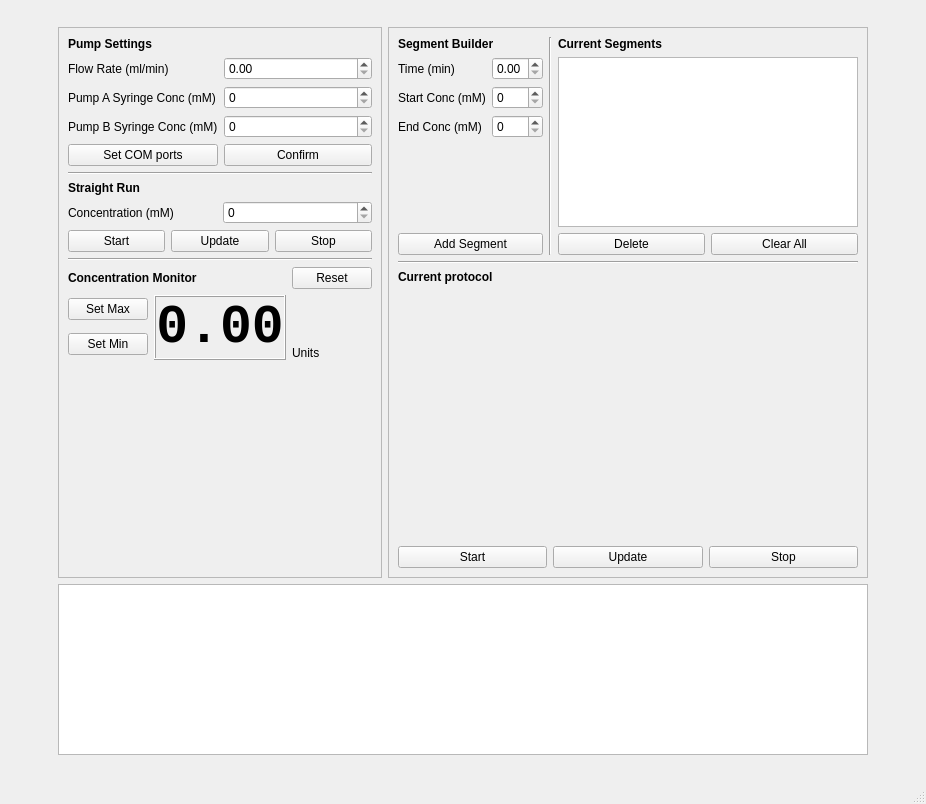
The window that pumpcontroller.ui (beowulfey/QtPumpController) describes before a commit, drawn with Qt 5.
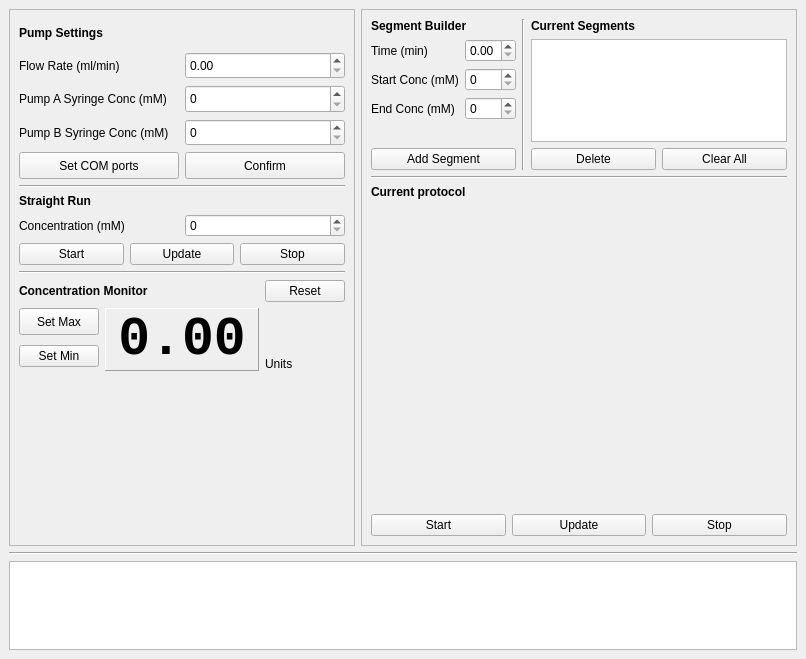
The same window after the commit. Custom widgets are drawn as their Qt base class.

Diff of the .ui file:
```diff
--- a/pumpcontroller.ui
+++ b/pumpcontroller.ui
@@ -6,105 +6,65 @@
    <rect>
     <x>0</x>
     <y>0</y>
-    <width>926</width>
-    <height>804</height>
+    <width>806</width>
+    <height>659</height>
    </rect>
   </property>
+  <property name="sizePolicy">
+   <sizepolicy hsizetype="Preferred" vsizetype="Preferred">
+    <horstretch>0</horstretch>
+    <verstretch>0</verstretch>
+   </sizepolicy>
+  </property>
+  <property name="minimumSize">
+   <size>
+    <width>0</width>
+    <height>0</height>
+   </size>
+  </property>
   <property name="windowTitle">
    <string>AWpumps</string>
   </property>
   <widget class="QWidget" name="centralwidget">
+   <property name="sizePolicy">
+    <sizepolicy hsizetype="Preferred" vsizetype="Preferred">
+     <horstretch>0</horstretch>
+     <verstretch>0</verstretch>
+    </sizepolicy>
+   </property>
    <property name="font">
     <font>
      <family>.AppleSystemUIFont</family>
     </font>
    </property>
-   <layout class="QGridLayout" name="gridLayout">
-    <item row="1" column="0">
-     <spacer name="horizontalSpacer">
-      <property name="orientation">
-       <enum>Qt::Orientation::Horizontal</enum>
-      </property>
-      <property name="sizeHint" stdset="0">
-       <size>
-        <width>40</width>
-        <height>20</height>
-       </size>
-      </property>
-     </spacer>
-    </item>
-    <item row="1" column="1">
+   <layout class="QVBoxLayout" name="verticalLayout_6" stretch="6,0,1">
+    <item>
+     <layout class="QHBoxLayout" name="horizontalLayout_4">
+      <item>
      <widget class="QFrame" name="frame_2">
+        <property name="sizePolicy">
+         <sizepolicy hsizetype="Preferred" vsizetype="Preferred">
+          <horstretch>0</horstretch>
+          <verstretch>7</verstretch>
+         </sizepolicy>
+        </property>
       <property name="frameShape">
        <enum>QFrame::Shape::StyledPanel</enum>
       </property>
       <property name="frameShadow">
        <enum>QFrame::Shadow::Raised</enum>
       </property>
-      <layout class="QGridLayout" name="gridLayout_5">
-       <item row="2" column="0">
-        <layout class="QGridLayout" name="gridLayout_3">
-         <item row="1" column="0" colspan="2">
-          <widget class="QLabel" name="label_11">
-           <property name="font">
-            <font>
-             <family>.AppleSystemUIFont</family>
-             <bold>true</bold>
-            </font>
-           </property>
-           <property name="text">
-            <string>Straight Run</string>
-           </property>
-          </widget>
-         </item>
-         <item row="2" column="1">
-          <widget class="QSpinBox" name="spin_straight_conc"/>
-         </item>
-         <item row="3" column="0" colspan="2">
-          <layout class="QHBoxLayout" name="horizontalLayout">
+        <layout class="QVBoxLayout" name="verticalLayout_2" stretch="5,0,2,0,2,5">
            <item>
-            <widget class="QPushButton" name="but_start_pump">
-             <property name="text">
-              <string>Start</string>
-             </property>
-            </widget>
-           </item>
-           <item>
-            <widget class="QPushButton" name="but_update_pump">
-             <property name="text">
-              <string>Update</string>
-             </property>
-            </widget>
-           </item>
-           <item>
-            <widget class="QPushButton" name="but_stop_pump">
-             <property name="text">
-              <string>Stop</string>
-             </property>
-            </widget>
-           </item>
-          </layout>
-         </item>
-         <item row="2" column="0">
-          <widget class="QLabel" name="label_10">
-           <property name="text">
-            <string>Concentration (mM)</string>
-           </property>
-          </widget>
-         </item>
-        </layout>
-       </item>
-       <item row="1" column="0">
-        <widget class="Line" name="line_2">
-         <property name="orientation">
-          <enum>Qt::Orientation::Horizontal</enum>
-         </property>
-        </widget>
-       </item>
-       <item row="0" column="0">
         <layout class="QGridLayout" name="gridLayout_2">
          <item row="4" column="1">
           <widget class="QSpinBox" name="spin_pbc">
+             <property name="sizePolicy">
+              <sizepolicy hsizetype="Preferred" vsizetype="Preferred">
+               <horstretch>0</horstretch>
+               <verstretch>0</verstretch>
+              </sizepolicy>
+             </property>
            <property name="maximum">
             <number>200</number>
            </property>
@@ -132,6 +92,12 @@
          </item>
          <item row="5" column="1">
           <widget class="QPushButton" name="but_confirm_settings">
+             <property name="sizePolicy">
+              <sizepolicy hsizetype="Preferred" vsizetype="Preferred">
+               <horstretch>0</horstretch>
+               <verstretch>0</verstretch>
+              </sizepolicy>
+             </property>
            <property name="text">
             <string>Confirm</string>
            </property>
@@ -139,6 +105,12 @@
          </item>
          <item row="3" column="1">
           <widget class="QSpinBox" name="spin_pac">
+             <property name="sizePolicy">
+              <sizepolicy hsizetype="Preferred" vsizetype="Preferred">
+               <horstretch>0</horstretch>
+               <verstretch>0</verstretch>
+              </sizepolicy>
+             </property>
            <property name="maximum">
             <number>200</number>
            </property>
@@ -153,16 +125,35 @@
          </item>
          <item row="2" column="0">
           <widget class="QLabel" name="label_4">
+             <property name="font">
+              <font>
+               <family>.AppleSystemUIFont</family>
+               <stylestrategy>PreferAntialias</stylestrategy>
+              </font>
+             </property>
            <property name="text">
             <string>Flow Rate (ml/min)</string>
            </property>
           </widget>
          </item>
          <item row="2" column="1">
-          <widget class="QDoubleSpinBox" name="spin_flow_rate"/>
+            <widget class="QDoubleSpinBox" name="spin_flow_rate">
+             <property name="sizePolicy">
+              <sizepolicy hsizetype="Preferred" vsizetype="Preferred">
+               <horstretch>0</horstretch>
+               <verstretch>0</verstretch>
+              </sizepolicy>
+             </property>
+            </widget>
          </item>
          <item row="5" column="0">
           <widget class="QPushButton" name="but_set_coms">
+             <property name="sizePolicy">
+              <sizepolicy hsizetype="Preferred" vsizetype="Preferred">
+               <horstretch>0</horstretch>
+               <verstretch>0</verstretch>
+              </sizepolicy>
+             </property>
            <property name="text">
             <string>Set COM ports</string>
            </property>
@@ -170,29 +161,103 @@
          </item>
         </layout>
        </item>
-       <item row="3" column="0">
+         <item>
+          <widget class="Line" name="line_2">
+           <property name="orientation">
+            <enum>Qt::Orientation::Horizontal</enum>
+           </property>
+          </widget>
+         </item>
+         <item>
+          <layout class="QGridLayout" name="gridLayout_3">
+           <item row="1" column="0" colspan="2">
+            <widget class="QLabel" name="label_11">
+             <property name="font">
+              <font>
+               <family>.AppleSystemUIFont</family>
+               <bold>true</bold>
+              </font>
+             </property>
+             <property name="text">
+              <string>Straight Run</string>
+             </property>
+            </widget>
+           </item>
+           <item row="2" column="1">
+            <widget class="QSpinBox" name="spin_straight_conc">
+             <property name="sizePolicy">
+              <sizepolicy hsizetype="Preferred" vsizetype="Preferred">
+               <horstretch>0</horstretch>
+               <verstretch>0</verstretch>
+              </sizepolicy>
+             </property>
+            </widget>
+           </item>
+           <item row="3" column="0" colspan="2">
+            <layout class="QHBoxLayout" name="horizontalLayout">
+             <item>
+              <widget class="QPushButton" name="but_start_pump">
+               <property name="sizePolicy">
+                <sizepolicy hsizetype="Minimum" vsizetype="Preferred">
+                 <horstretch>0</horstretch>
+                 <verstretch>0</verstretch>
+                </sizepolicy>
+               </property>
+               <property name="text">
+                <string>Start</string>
+               </property>
+              </widget>
+             </item>
+             <item>
+              <widget class="QPushButton" name="but_update_pump">
+               <property name="sizePolicy">
+                <sizepolicy hsizetype="Minimum" vsizetype="Preferred">
+                 <horstretch>0</horstretch>
+                 <verstretch>0</verstretch>
+                </sizepolicy>
+               </property>
+               <property name="text">
+                <string>Update</string>
+               </property>
+              </widget>
+             </item>
+             <item>
+              <widget class="QPushButton" name="but_stop_pump">
+               <property name="sizePolicy">
+                <sizepolicy hsizetype="Minimum" vsizetype="Preferred">
+                 <horstretch>0</horstretch>
+                 <verstretch>0</verstretch>
+                </sizepolicy>
+               </property>
+               <property name="text">
+                <string>Stop</string>
+               </property>
+              </widget>
+             </item>
+            </layout>
+           </item>
+           <item row="2" column="0">
+            <widget class="QLabel" name="label_10">
+             <property name="text">
+              <string>Concentration (mM)</string>
+             </property>
+            </widget>
+           </item>
+          </layout>
+         </item>
+         <item>
         <widget class="Line" name="line_4">
          <property name="orientation">
           <enum>Qt::Orientation::Horizontal</enum>
          </property>
         </widget>
        </item>
-       <item row="5" column="0">
-        <widget class="PlotWidget" name="widget_plot_cond" native="true">
-         <property name="sizePolicy">
-          <sizepolicy hsizetype="Expanding" vsizetype="Expanding">
-           <horstretch>0</horstretch>
-           <verstretch>0</verstretch>
-          </sizepolicy>
-         </property>
-        </widget>
-       </item>
-       <item row="4" column="0">
+         <item>
         <layout class="QGridLayout" name="gridLayout_7">
          <item row="0" column="4">
           <widget class="QPushButton" name="but_reset_cond">
            <property name="sizePolicy">
-            <sizepolicy hsizetype="Fixed" vsizetype="Fixed">
+              <sizepolicy hsizetype="Preferred" vsizetype="Preferred">
              <horstretch>0</horstretch>
              <verstretch>0</verstretch>
             </sizepolicy>
@@ -231,7 +296,7 @@
          <item row="1" column="0" rowspan="2">
           <widget class="QPushButton" name="but_set_cond_max">
            <property name="sizePolicy">
-            <sizepolicy hsizetype="Fixed" vsizetype="Fixed">
+              <sizepolicy hsizetype="Fixed" vsizetype="Preferred">
              <horstretch>0</horstretch>
              <verstretch>0</verstretch>
             </sizepolicy>
@@ -243,6 +308,12 @@
          </item>
          <item row="1" column="1" rowspan="4" colspan="3">
           <widget class="QLabel" name="label_cond">
+             <property name="sizePolicy">
+              <sizepolicy hsizetype="Preferred" vsizetype="Preferred">
+               <horstretch>0</horstretch>
+               <verstretch>0</verstretch>
+              </sizepolicy>
+             </property>
            <property name="font">
             <font>
              <family>Courier New</family>
@@ -251,7 +322,7 @@
             </font>
            </property>
            <property name="frameShape">
-            <enum>QFrame::Shape::Box</enum>
+              <enum>QFrame::Shape::Panel</enum>
            </property>
            <property name="frameShadow">
             <enum>QFrame::Shadow::Raised</enum>
@@ -265,6 +336,9 @@
            <property name="alignment">
             <set>Qt::AlignmentFlag::AlignCenter</set>
            </property>
+             <property name="margin">
+              <number>3</number>
+             </property>
            <property name="indent">
             <number>-1</number>
            </property>
@@ -282,22 +356,104 @@
          </item>
         </layout>
        </item>
+         <item>
+          <widget class="PlotWidget" name="widget_plot_cond" native="true">
+           <property name="sizePolicy">
+            <sizepolicy hsizetype="Preferred" vsizetype="Preferred">
+             <horstretch>0</horstretch>
+             <verstretch>0</verstretch>
+            </sizepolicy>
+           </property>
+           <property name="minimumSize">
+            <size>
+             <width>0</width>
+             <height>150</height>
+            </size>
+           </property>
+          </widget>
+         </item>
       </layout>
      </widget>
     </item>
-    <item row="1" column="2">
-     <widget class="QFrame" name="frame_3">
+      <item>
+       <widget class="QFrame" name="frame">
+        <property name="sizePolicy">
+         <sizepolicy hsizetype="Preferred" vsizetype="Minimum">
+          <horstretch>0</horstretch>
+          <verstretch>0</verstretch>
+         </sizepolicy>
+        </property>
       <property name="frameShape">
        <enum>QFrame::Shape::StyledPanel</enum>
       </property>
       <property name="frameShadow">
        <enum>QFrame::Shadow::Raised</enum>
       </property>
-      <layout class="QVBoxLayout" name="verticalLayout_2">
+        <layout class="QVBoxLayout" name="verticalLayout_5" stretch="4,0,0,8,0">
        <item>
         <layout class="QGridLayout" name="gridLayout_4">
+           <property name="rightMargin">
+            <number>0</number>
+           </property>
+           <property name="verticalSpacing">
+            <number>-1</number>
+           </property>
+           <item row="0" column="0" colspan="3">
+            <widget class="QLabel" name="label_18">
+             <property name="font">
+              <font>
+               <family>.AppleSystemUIFont</family>
+               <bold>true</bold>
+              </font>
+             </property>
+             <property name="text">
+              <string>Segment Builder</string>
+             </property>
+            </widget>
+           </item>
+           <item row="0" column="3" rowspan="6">
+            <widget class="Line" name="line_3">
+             <property name="orientation">
+              <enum>Qt::Orientation::Vertical</enum>
+             </property>
+            </widget>
+           </item>
+           <item row="3" column="0" colspan="2">
+            <widget class="QLabel" name="label_16">
+             <property name="text">
+              <string>End Conc (mM)</string>
+             </property>
+            </widget>
+           </item>
+           <item row="1" column="0" colspan="2">
+            <widget class="QLabel" name="label_15">
+             <property name="text">
+              <string>Time (min)</string>
+             </property>
+            </widget>
+           </item>
+           <item row="5" column="4">
+            <widget class="QPushButton" name="but_delete_segment">
+             <property name="text">
+              <string>Delete</string>
+             </property>
+            </widget>
+           </item>
+           <item row="5" column="0" colspan="3">
+            <widget class="QPushButton" name="but_add_segment">
+             <property name="text">
+              <string>Add Segment</string>
+             </property>
+            </widget>
+           </item>
          <item row="1" column="2">
           <widget class="QDoubleSpinBox" name="spin_seg_time">
+             <property name="sizePolicy">
+              <sizepolicy hsizetype="Preferred" vsizetype="Preferred">
+               <horstretch>0</horstretch>
+               <verstretch>0</verstretch>
+              </sizepolicy>
+             </property>
            <property name="maximum">
             <double>2.000000000000000</double>
            </property>
@@ -309,67 +465,19 @@
            </property>
           </widget>
          </item>
-         <item row="5" column="4">
-          <widget class="QPushButton" name="but_delete_segment">
-           <property name="text">
-            <string>Delete</string>
-           </property>
-          </widget>
-         </item>
          <item row="2" column="2">
           <widget class="QSpinBox" name="spin_start_conc">
+             <property name="sizePolicy">
+              <sizepolicy hsizetype="Preferred" vsizetype="Preferred">
+               <horstretch>0</horstretch>
+               <verstretch>0</verstretch>
+              </sizepolicy>
+             </property>
            <property name="singleStep">
             <number>10</number>
            </property>
           </widget>
          </item>
-         <item row="1" column="0" colspan="2">
-          <widget class="QLabel" name="label_15">
-           <property name="text">
-            <string>Time (min)</string>
-           </property>
-          </widget>
-         </item>
-         <item row="0" column="3" rowspan="6">
-          <widget class="Line" name="line_3">
-           <property name="orientation">
-            <enum>Qt::Orientation::Vertical</enum>
-           </property>
-          </widget>
-         </item>
-         <item row="0" column="0" colspan="3">
-          <widget class="QLabel" name="label_18">
-           <property name="font">
-            <font>
-             <family>.AppleSystemUIFont</family>
-             <bold>true</bold>
-            </font>
-           </property>
-           <property name="text">
-            <string>Segment Builder</string>
-           </property>
-          </widget>
-         </item>
-         <item row="0" column="4" colspan="2">
-          <widget class="QLabel" name="label_19">
-           <property name="font">
-            <font>
-             <family>.AppleSystemUIFont</family>
-             <bold>true</bold>
-            </font>
-           </property>
-           <property name="text">
-            <string>Current Segments</string>
-           </property>
-          </widget>
-         </item>
-         <item row="5" column="0" colspan="3">
-          <widget class="QPushButton" name="but_add_segment">
-           <property name="text">
-            <string>Add Segment</string>
-           </property>
-          </widget>
-         </item>
          <item row="5" column="5">
           <widget class="QPushButton" name="but_clear_segments">
            <property name="text">
@@ -379,6 +487,12 @@
          </item>
          <item row="3" column="2">
           <widget class="QSpinBox" name="spin_end_conc">
+             <property name="sizePolicy">
+              <sizepolicy hsizetype="Preferred" vsizetype="Preferred">
+               <horstretch>0</horstretch>
+               <verstretch>0</verstretch>
+              </sizepolicy>
+             </property>
            <property name="singleStep">
             <number>10</number>
            </property>
@@ -391,25 +505,18 @@
            </property>
           </widget>
          </item>
-         <item row="3" column="0" colspan="2">
-          <widget class="QLabel" name="label_16">
-           <property name="text">
-            <string>End Conc (mM)</string>
-           </property>
-          </widget>
-         </item>
          <item row="1" column="4" rowspan="4" colspan="2">
           <widget class="QTableView" name="table_segments">
            <property name="sizePolicy">
-            <sizepolicy hsizetype="Fixed" vsizetype="Preferred">
+              <sizepolicy hsizetype="Preferred" vsizetype="Preferred">
              <horstretch>0</horstretch>
              <verstretch>0</verstretch>
             </sizepolicy>
            </property>
            <property name="minimumSize">
             <size>
-             <width>300</width>
-             <height>100</height>
+               <width>0</width>
+               <height>0</height>
             </size>
            </property>
            <property name="sizeAdjustPolicy">
@@ -438,18 +545,18 @@
            </property>
           </widget>
          </item>
-         <item row="4" column="0" colspan="3">
-          <spacer name="verticalSpacer">
-           <property name="orientation">
-            <enum>Qt::Orientation::Vertical</enum>
-           </property>
-           <property name="sizeHint" stdset="0">
-            <size>
-             <width>20</width>
-             <height>40</height>
-            </size>
-           </property>
-          </spacer>
+           <item row="0" column="4" colspan="2">
+            <widget class="QLabel" name="label_19">
+             <property name="font">
+              <font>
+               <family>.AppleSystemUIFont</family>
+               <bold>true</bold>
+              </font>
+             </property>
+             <property name="text">
+              <string>Current Segments</string>
+             </property>
+            </widget>
          </item>
         </layout>
        </item>
@@ -462,6 +569,12 @@
        </item>
        <item>
         <widget class="QLabel" name="label_20">
+           <property name="sizePolicy">
+            <sizepolicy hsizetype="Preferred" vsizetype="Preferred">
+             <horstretch>0</horstretch>
+             <verstretch>0</verstretch>
+            </sizepolicy>
+           </property>
          <property name="font">
           <font>
            <family>.AppleSystemUIFont</family>
@@ -476,15 +589,15 @@
        <item>
         <widget class="PlotWidget" name="widget_plots" native="true">
          <property name="sizePolicy">
-          <sizepolicy hsizetype="Expanding" vsizetype="Expanding">
+            <sizepolicy hsizetype="Preferred" vsizetype="Preferred">
            <horstretch>0</horstretch>
-           <verstretch>0</verstretch>
+             <verstretch>5</verstretch>
           </sizepolicy>
          </property>
          <property name="minimumSize">
           <size>
-           <width>100</width>
-           <height>250</height>
+             <width>0</width>
+             <height>100</height>
           </size>
          </property>
         </widget>
@@ -517,47 +630,29 @@
       </layout>
      </widget>
     </item>
-    <item row="3" column="1">
-     <spacer name="verticalSpacer_7">
-      <property name="orientation">
-       <enum>Qt::Orientation::Vertical</enum>
-      </property>
-      <property name="sizeHint" stdset="0">
-       <size>
-        <width>20</width>
-        <height>40</height>
-       </size>
-      </property>
-     </spacer>
+     </layout>
     </item>
-    <item row="0" column="1">
-     <spacer name="verticalSpacer_5">
-      <property name="orientation">
-       <enum>Qt::Orientation::Vertical</enum>
-      </property>
-      <property name="sizeHint" stdset="0">
-       <size>
-        <width>20</width>
-        <height>40</height>
-       </size>
-      </property>
-     </spacer>
-    </item>
-    <item row="1" column="3">
-     <spacer name="horizontalSpacer_2">
+    <item>
+     <widget class="Line" name="line_5">
       <property name="orientation">
        <enum>Qt::Orientation::Horizontal</enum>
       </property>
-      <property name="sizeHint" stdset="0">
-       <size>
-        <width>40</width>
-        <height>20</height>
-       </size>
-      </property>
-     </spacer>
+     </widget>
     </item>
-    <item row="2" column="1" colspan="2">
+    <item>
      <widget class="QTextEdit" name="console">
+      <property name="sizePolicy">
+       <sizepolicy hsizetype="Preferred" vsizetype="Preferred">
+        <horstretch>0</horstretch>
+        <verstretch>0</verstretch>
+       </sizepolicy>
+      </property>
+      <property name="minimumSize">
+       <size>
+        <width>0</width>
+        <height>50</height>
+       </size>
+      </property>
       <property name="acceptDrops">
        <bool>false</bool>
       </property>
@@ -571,7 +666,6 @@
     </item>
    </layout>
   </widget>
-  <widget class="QStatusBar" name="statusBar"/>
   <action name="actionQuit">
    <property name="text">
     <string>Quit</string>
```
Lines whose indentation alone changed are shown as unchanged.
